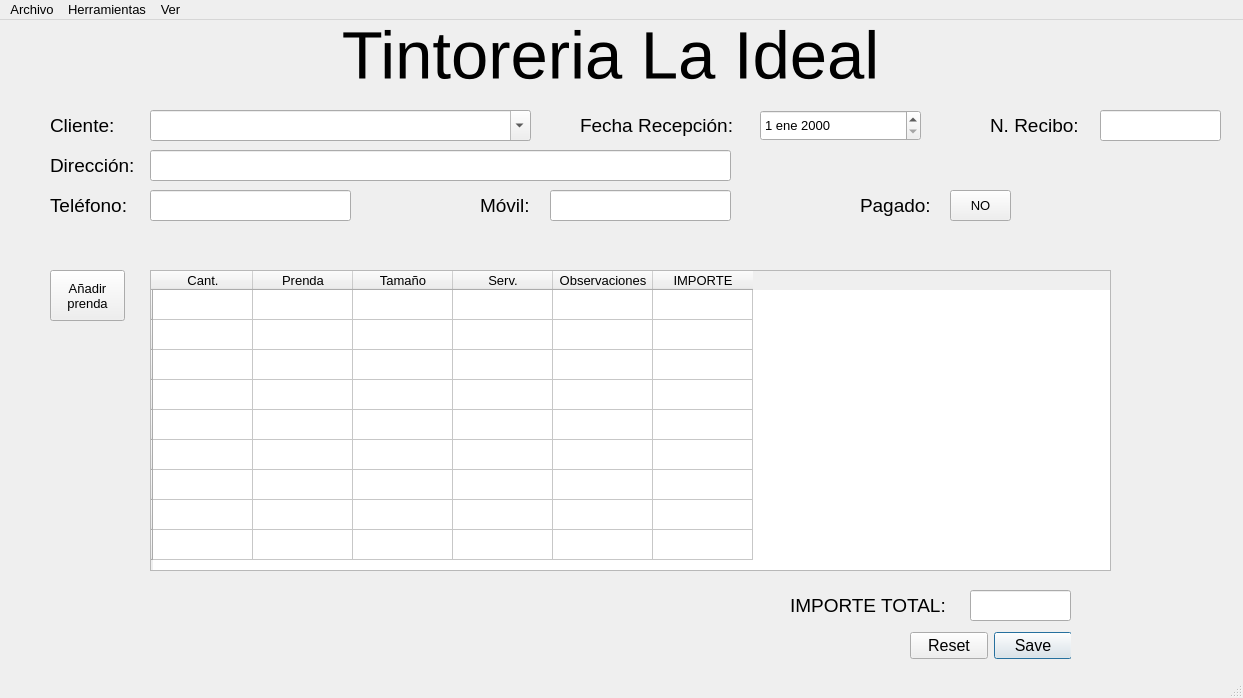
germanbravolopez/laideal, file mainwindow.ui: the form before one commit.
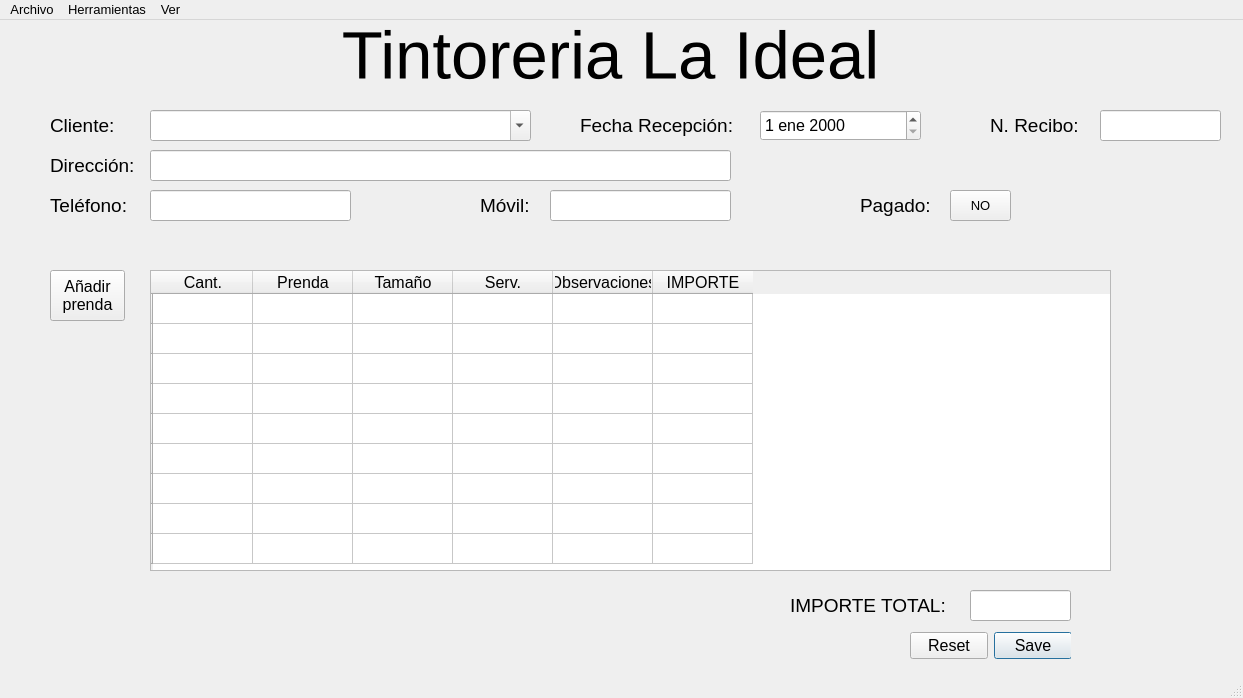
The form after the commit.

Diff of the .ui file:
```diff
--- a/mainwindow.ui
+++ b/mainwindow.ui
@@ -340,6 +340,12 @@
       <height>371</height>
      </size>
     </property>
+    <property name="font">
+     <font>
+      <family>Arial</family>
+      <pointsize>12</pointsize>
+     </font>
+    </property>
     <property name="locale">
      <locale language="Spanish" country="Spain"/>
     </property>
@@ -455,6 +461,12 @@
       <height>31</height>
      </rect>
     </property>
+    <property name="font">
+     <font>
+      <family>Arial</family>
+      <pointsize>12</pointsize>
+     </font>
+    </property>
     <property name="toolTip">
      <string>&lt;html&gt;&lt;head/&gt;&lt;body&gt;&lt;p&gt;Selecciona la fecha de recepción de la prenda.&lt;/p&gt;&lt;/body&gt;&lt;/html&gt;</string>
     </property>
@@ -553,6 +565,12 @@
       <height>51</height>
      </rect>
     </property>
+    <property name="font">
+     <font>
+      <family>Arial</family>
+      <pointsize>12</pointsize>
+     </font>
+    </property>
     <property name="text">
      <string>Añadir
 prenda</string>
```
Left out of the diff: 36 changed lines with no effect on the pictures.
